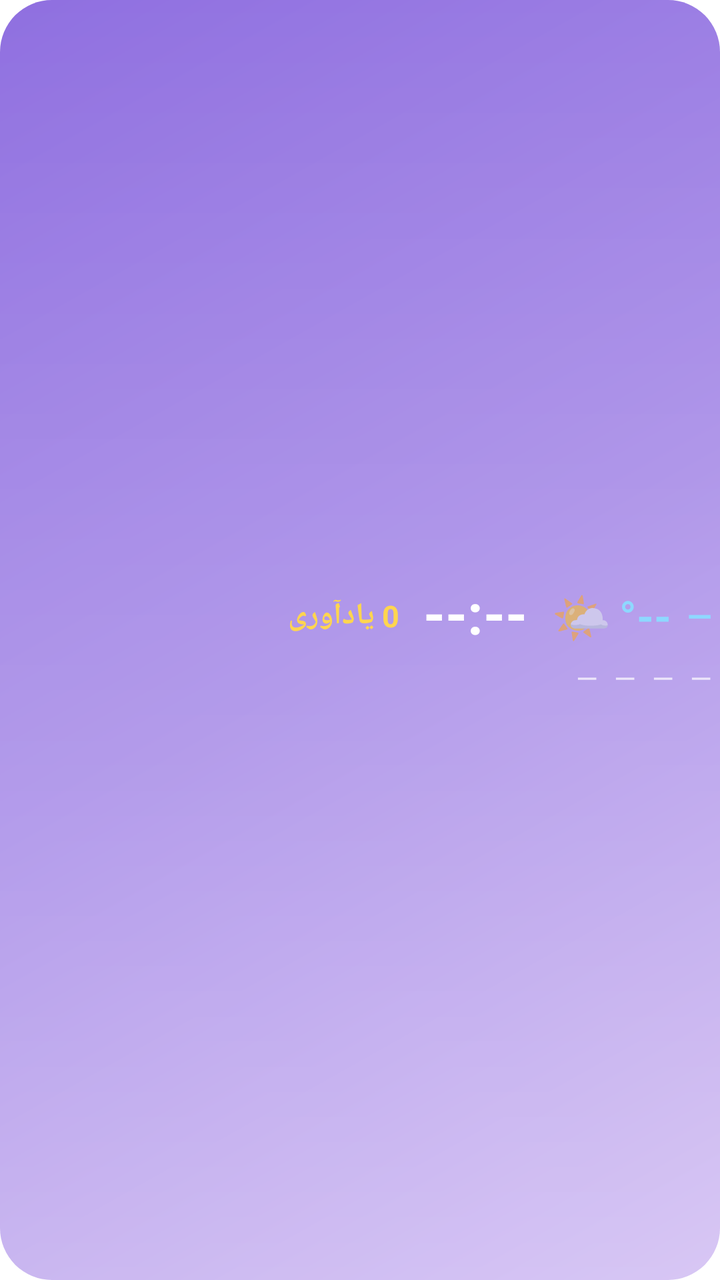
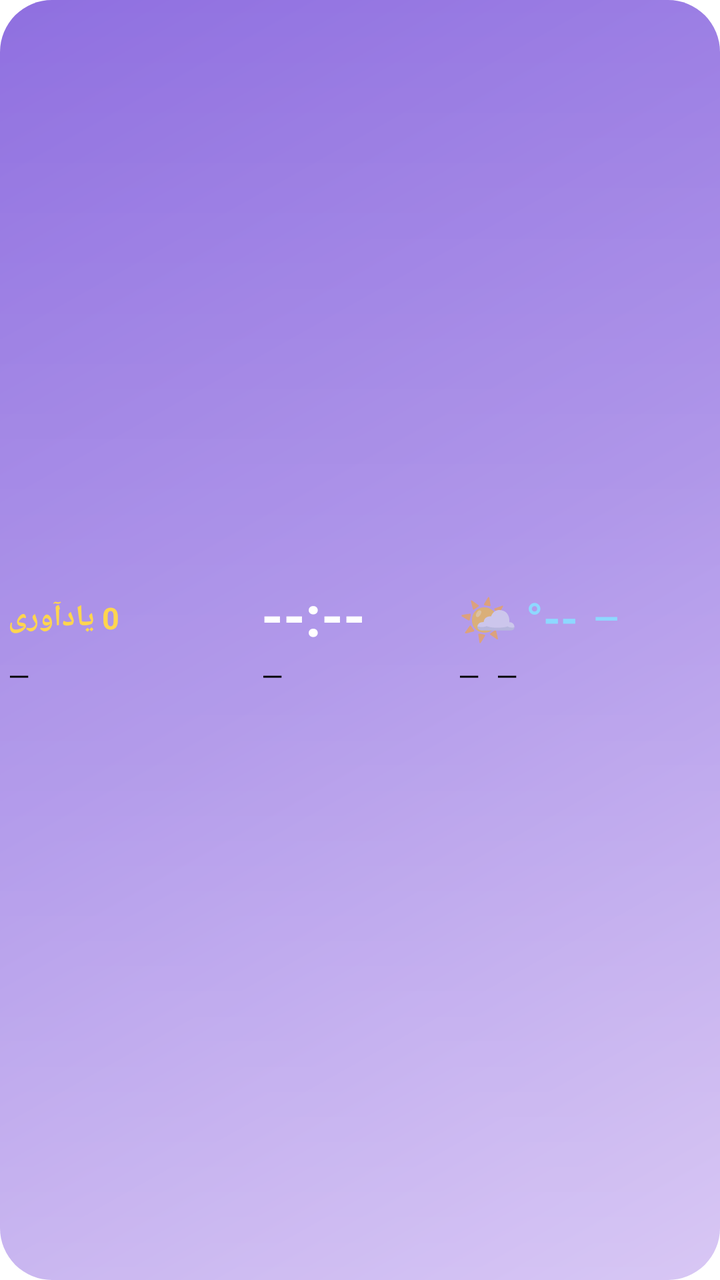

The first picture is an Android layout as it rendered before a commit; the second is the same layout after the commit. The layout source and the unified diff follow.
<!-- AndroidManifest.xml: fallback theme Theme.MaterialComponents.DayNight.NoActionBar -->
<!-- res/layout/weather_clock_widget.xml -->
<?xml version="1.0" encoding="utf-8"?>
<FrameLayout xmlns:android="http://schemas.android.com/apk/res/android"
    android:id="@+id/widget_root"
    android:layout_width="match_parent"
    android:layout_height="match_parent"
    android:background="@drawable/widget_background">

    <LinearLayout
        android:layout_width="match_parent"
        android:layout_height="match_parent"
        android:layoutDirection="rtl"
        android:orientation="vertical"
        android:gravity="center_vertical"
        android:paddingStart="4dp"
        android:paddingEnd="4dp"
        android:paddingTop="6dp"
        android:paddingBottom="6dp">

        
        <LinearLayout
            android:layout_width="wrap_content"
            android:layout_height="wrap_content"
            android:layoutDirection="rtl"
            android:orientation="horizontal"
            android:gravity="center_vertical">

            
            <TextView
                android:id="@+id/widget_city"
                android:layout_width="wrap_content"
                android:layout_height="wrap_content"
                android:text="—"
                android:textColor="#8ED8FF"
                android:textSize="16sp"
                android:textStyle="bold"
                android:maxLines="1" />

            <TextView
                android:id="@+id/widget_temp"
                android:layout_width="wrap_content"
                android:layout_height="wrap_content"
                android:layout_marginStart="8dp"
                android:text="--°"
                android:textColor="#8ED8FF"
                android:textSize="22sp"
                android:textStyle="bold"
                android:maxLines="1" />

            <TextView
                android:id="@+id/widget_weather_emoji"
                android:layout_width="wrap_content"
                android:layout_height="wrap_content"
                android:layout_marginStart="4dp"
                android:text="🌤️"
                android:textSize="24sp" />

            
            <TextView
                android:id="@+id/widget_clock"
                android:layout_width="wrap_content"
                android:layout_height="wrap_content"
                android:layout_marginStart="12dp"
                android:text="--:--"
                android:textColor="#FFFFFF"
                android:textSize="28sp"
                android:textStyle="bold"
                android:includeFontPadding="false"
                android:maxLines="1" />

            
            <TextView
                android:id="@+id/widget_reminder"
                android:layout_width="wrap_content"
                android:layout_height="wrap_content"
                android:layout_marginStart="12dp"
                android:text="0 یادآوری"
                android:textColor="#FFD54F"
                android:textSize="15sp"
                android:textStyle="bold"
                android:maxLines="1" />
        </LinearLayout>

        <FrameLayout
            android:layout_width="match_parent"
            android:layout_height="5dp"></FrameLayout>

        
        <LinearLayout
            android:layout_width="wrap_content"
            android:layout_height="wrap_content"
            android:layoutDirection="rtl"
            android:orientation="horizontal"
            android:gravity="center_vertical">

            <TextView
                android:id="@+id/widget_weekday"
                android:layout_width="wrap_content"
                android:layout_height="wrap_content"
                android:text="—"
                android:textColor="#EDE6FA"
                android:textSize="14sp"
                android:maxLines="1" />

            <TextView
                android:id="@+id/widget_date_shamsi"
                android:layout_width="wrap_content"
                android:layout_height="wrap_content"
                android:layout_marginStart="8dp"
                android:text="—"
                android:textColor="#EDE6FA"
                android:textSize="14sp"
                android:maxLines="1" />

            <TextView
                android:id="@+id/widget_date_hijri"
                android:layout_width="wrap_content"
                android:layout_height="wrap_content"
                android:layout_marginStart="8dp"
                android:text="—"
                android:textColor="#EDE6FA"
                android:textSize="14sp"
                android:maxLines="1" />

            <TextView
                android:id="@+id/widget_date_gregorian"
                android:layout_width="wrap_content"
                android:layout_height="wrap_content"
                android:layout_marginStart="8dp"
                android:text="—"
                android:textColor="#EDE6FA"
                android:textSize="14sp"
                android:maxLines="1" />
        </LinearLayout>
    </LinearLayout>
</FrameLayout>
<!-- resources referenced by this layout -->
<resources>
  <!-- drawable widget_background (drawable) -->
  <?xml version="1.0" encoding="utf-8"?>
  <layer-list xmlns:android="http://schemas.android.com/apk/res/android">
  
      <item>
          <shape>
              <corners android:radius="26dp" />
              <gradient
                  android:type="linear"
                  android:angle="135"
                  android:startColor="#CEB9F2"
                  android:centerColor="#A98EE8"
                  android:endColor="#8F6FE0" />
          </shape>
      </item>
  
      
      <item android:top="0dp" android:left="0dp" android:right="0dp">
          <shape android:shape="rectangle">
              <corners
                  android:topLeftRadius="26dp"
                  android:topRightRadius="26dp"
                  android:bottomLeftRadius="0dp"
                  android:bottomRightRadius="0dp" />
              <gradient
                  android:type="linear"
                  android:angle="90"
                  android:startColor="#33FFFFFF"
                  android:endColor="#00FFFFFF" />
              <size android:height="28dp" />
          </shape>
      </item>
  </layer-list>
</resources>

<!-- the commit's change to res/layout/weather_clock_widget.xml (unified diff, before → after) -->
@@ -8,128 +8,185 @@
     <LinearLayout
         android:layout_width="match_parent"
         android:layout_height="match_parent"
-        android:layoutDirection="rtl"
+        android:layoutDirection="ltr"
         android:orientation="vertical"
         android:gravity="center_vertical"
-        android:paddingStart="4dp"
-        android:paddingEnd="4dp"
-        android:paddingTop="6dp"
-        android:paddingBottom="6dp">
+        android:paddingLeft="4dp"
+        android:paddingRight="4dp"
+        android:paddingTop="4dp"
+        android:paddingBottom="4dp">
 
         
         <LinearLayout
-            android:layout_width="wrap_content"
+            android:layout_width="match_parent"
             android:layout_height="wrap_content"
-            android:layoutDirection="rtl"
+            android:layoutDirection="ltr"
             android:orientation="horizontal"
             android:gravity="center_vertical">
 
             
-            <TextView
-                android:id="@+id/widget_city"
-                android:layout_width="wrap_content"
+            <FrameLayout
+                android:layout_width="0dp"
                 android:layout_height="wrap_content"
-                android:text="—"
-                android:textColor="#8ED8FF"
-                android:textSize="16sp"
-                android:textStyle="bold"
-                android:maxLines="1" />
+                android:layout_weight="36"
+                android:gravity="left|center_vertical">
 
-            <TextView
-                android:id="@+id/widget_temp"
-                android:layout_width="wrap_content"
-                android:layout_height="wrap_content"
-                android:layout_marginStart="8dp"
-                android:text="--°"
-                android:textColor="#8ED8FF"
-                android:textSize="22sp"
-                android:textStyle="bold"
-                android:maxLines="1" />
-
-            <TextView
-                android:id="@+id/widget_weather_emoji"
-                android:layout_width="wrap_content"
-                android:layout_height="wrap_content"
-                android:layout_marginStart="4dp"
-                android:text="🌤️"
-                android:textSize="24sp" />
+                <TextView
+                    android:id="@+id/widget_reminder"
+                    android:layout_width="wrap_content"
+                    android:layout_height="wrap_content"
+                    android:text="0 یادآوری"
+                    android:textColor="#FFD54F"
+                    android:textSize="15sp"
+                    android:textStyle="bold"
+                    android:maxLines="1" />
+            </FrameLayout>
 
             
-            <TextView
-                android:id="@+id/widget_clock"
-                android:layout_width="wrap_content"
+            <FrameLayout
+                android:layout_width="0dp"
                 android:layout_height="wrap_content"
-                android:layout_marginStart="12dp"
-                android:text="--:--"
-                android:textColor="#FFFFFF"
-                android:textSize="28sp"
-                android:textStyle="bold"
-                android:includeFontPadding="false"
-                android:maxLines="1" />
+                android:layout_weight="28"
+                android:gravity="center">
+
+                <TextView
+                    android:id="@+id/widget_clock"
+                    android:layout_width="wrap_content"
+                    android:layout_height="wrap_content"
+                    android:text="--:--"
+                    android:textColor="#FFFFFF"
+                    android:textSize="28sp"
+                    android:textStyle="bold"
+                    android:includeFontPadding="false"
+                    android:maxLines="1" />
+            </FrameLayout>
 
             
-            <TextView
-                android:id="@+id/widget_reminder"
-                android:layout_width="wrap_content"
+            <FrameLayout
+                android:layout_width="0dp"
                 android:layout_height="wrap_content"
-                android:layout_marginStart="12dp"
-                android:text="0 یادآوری"
-                android:textColor="#FFD54F"
-                android:textSize="15sp"
-                android:textStyle="bold"
-                android:maxLines="1" />
+                android:layout_weight="36"
+                android:gravity="right|center_vertical">
+
+                <LinearLayout
+                    android:layout_width="wrap_content"
+                    android:layout_height="wrap_content"
+                    android:layoutDirection="rtl"
+                    android:orientation="horizontal"
+                    android:gravity="center_vertical">
+
+                    <TextView
+                        android:id="@+id/widget_city"
+                        android:layout_width="wrap_content"
+                        android:layout_height="wrap_content"
+                        android:text="—"
+                        android:textColor="#8ED8FF"
+                        android:textSize="16sp"
+                        android:textStyle="bold"
+                        android:maxLines="1" />
+
+                    <TextView
+                        android:id="@+id/widget_temp"
+                        android:layout_width="wrap_content"
+                        android:layout_height="wrap_content"
+                        android:layout_marginStart="8dp"
+                        android:text="--°"
+                        android:textColor="#8ED8FF"
+                        android:textSize="22sp"
+                        android:textStyle="bold"
+                        android:maxLines="1" />
+
+                    <TextView
+                        android:id="@+id/widget_weather_emoji"
+                        android:layout_width="wrap_content"
+                        android:layout_height="wrap_content"
+                        android:layout_marginStart="4dp"
+                        android:text="🌤️"
+                        android:textSize="24sp" />
+                </LinearLayout>
+            </FrameLayout>
         </LinearLayout>
 
         <FrameLayout
             android:layout_width="match_parent"
-            android:layout_height="5dp"></FrameLayout>
+            android:layout_height="3dp"></FrameLayout>
 
         
         <LinearLayout
-            android:layout_width="wrap_content"
+            android:layout_width="match_parent"
             android:layout_height="wrap_content"
-            android:layoutDirection="rtl"
+            android:layoutDirection="ltr"
             android:orientation="horizontal"
             android:gravity="center_vertical">
 
-            <TextView
-                android:id="@+id/widget_weekday"
-                android:layout_width="wrap_content"
+            
+            <FrameLayout
+                android:layout_width="0dp"
                 android:layout_height="wrap_content"
-                android:text="—"
-                android:textColor="#EDE6FA"
-                android:textSize="14sp"
-                android:maxLines="1" />
+                android:layout_weight="36"
+                android:gravity="left|center_vertical">
 
-            <TextView
-                android:id="@+id/widget_date_shamsi"
-                android:layout_width="wrap_content"
+                <TextView
+                    android:id="@+id/widget_date_gregorian"
+                    android:layout_width="wrap_content"
+                    android:layout_height="wrap_content"
+                    android:text="—"
+                    android:textColor="#000000"
+                    android:textSize="14sp"
+                    android:maxLines="1" />
+            </FrameLayout>
+
+            
+            <FrameLayout
+                android:layout_width="0dp"
                 android:layout_height="wrap_content"
-                android:layout_marginStart="8dp"
-                android:text="—"
-                android:textColor="#EDE6FA"
-                android:textSize="14sp"
-                android:maxLines="1" />
+                android:layout_weight="28"
+                android:gravity="center">
 
-            <TextView
-                android:id="@+id/widget_date_hijri"
-                android:layout_width="wrap_content"
+                <TextView
+                    android:id="@+id/widget_date_hijri"
+                    android:layout_width="wrap_content"
+                    android:layout_height="wrap_content"
+                    android:text="—"
+                    android:textColor="#000000"
+                    android:textSize="14sp"
+                    android:maxLines="1" />
+            </FrameLayout>
+
+            
+            <FrameLayout
+                android:layout_width="0dp"
                 android:layout_height="wrap_content"
-                android:layout_marginStart="8dp"
-                android:text="—"
-                android:textColor="#EDE6FA"
-                android:textSize="14sp"
-                android:maxLines="1" />
+                android:layout_weight="36"
+                android:gravity="right|center_vertical">
 
-            <TextView
-                android:id="@+id/widget_date_gregorian"
-                android:layout_width="wrap_content"
-                android:layout_height="wrap_content"
-                android:layout_marginStart="8dp"
-                android:text="—"
-                android:textColor="#EDE6FA"
-                android:textSize="14sp"
-                android:maxLines="1" />
+                <LinearLayout
+                    android:layout_width="wrap_content"
+                    android:layout_height="wrap_content"
+                    android:layoutDirection="rtl"
+                    android:orientation="horizontal"
+                    android:gravity="center_vertical">
+
+                    <TextView
+                        android:id="@+id/widget_weekday"
+                        android:layout_width="wrap_content"
+                        android:layout_height="wrap_content"
+                        android:text="—"
+                        android:textColor="#000000"
+                        android:textSize="14sp"
+                        android:maxLines="1" />
+
+                    <TextView
+                        android:id="@+id/widget_date_shamsi"
+                        android:layout_width="wrap_content"
+                        android:layout_height="wrap_content"
+                        android:layout_marginStart="8dp"
+                        android:text="—"
+                        android:textColor="#000000"
+                        android:textSize="14sp"
+                        android:maxLines="1" />
+                </LinearLayout>
+            </FrameLayout>
         </LinearLayout>
     </LinearLayout>
 </FrameLayout>
